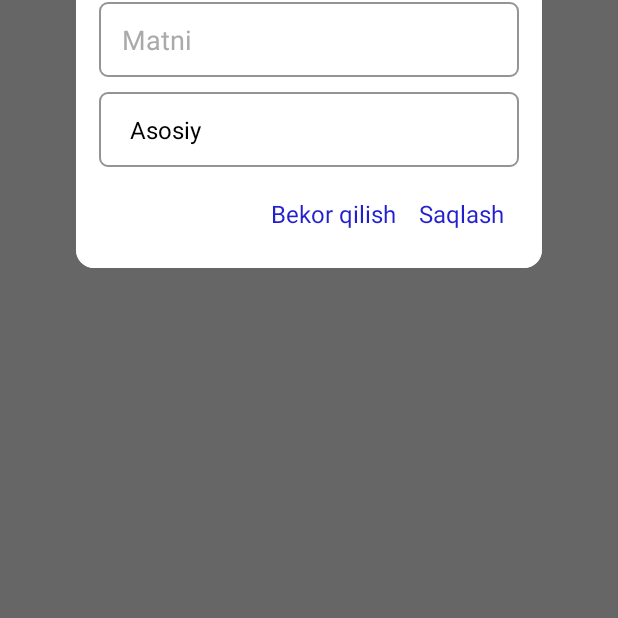
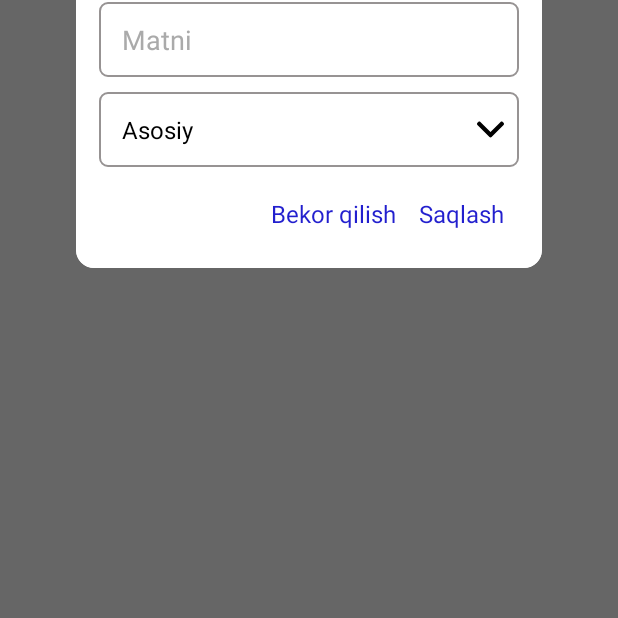
Before and after one commit to JahonovAsilbek/DatabaseSQL, an Android app: the screen it shows after launch (MainActivity), after a tap on an icon or button, on a phone screen of 412 x 824 dp, the part 567-1185 px from its top. Run offline under Robolectric (Android 15) with nearby library versions, the phone set to English and light mode, and no system bars; our stand-ins replace Room's generated code.

Commit message:
Hello World!

```diff
--- a/app/src/main/java/uz/revolution/databasebootcampnews/SplashActivity.kt
+++ b/app/src/main/java/uz/revolution/databasebootcampnews/SplashActivity.kt
@@ -7,6 +7,7 @@ import android.view.WindowManager
 import androidx.appcompat.app.AppCompatActivity
 
 
+@Suppress("DEPRECATION")
 class SplashActivity : AppCompatActivity() {
     override fun onCreate(savedInstanceState: Bundle?) {
         super.onCreate(savedInstanceState)
@@ -24,6 +25,6 @@ class SplashActivity : AppCompatActivity() {
             val intent = Intent(this, MainActivity::class.java)
             startActivity(intent)
             finish()
-        }, 3000) // 3000 is the delayed time in milliseconds.
+        }, 2000) // 3000 is the delayed time in milliseconds.
     }
 }
--- /dev/null
+++ b/app/src/main/res/drawable/ic_down_arrow.xml
@@ -0,0 +1,4 @@
+<vector android:height="18dp" android:viewportHeight="491.996"
+    android:viewportWidth="491.996" android:width="18dp" xmlns:android="http://schemas.android.com/apk/res/android">
+    <path android:fillColor="#FF000000" android:pathData="M484.132,124.986l-16.116,-16.228c-5.072,-5.068 -11.82,-7.86 -19.032,-7.86c-7.208,0 -13.964,2.792 -19.036,7.86l-183.84,183.848L62.056,108.554c-5.064,-5.068 -11.82,-7.856 -19.028,-7.856s-13.968,2.788 -19.036,7.856l-16.12,16.128c-10.496,10.488 -10.496,27.572 0,38.06l219.136,219.924c5.064,5.064 11.812,8.632 19.084,8.632h0.084c7.212,0 13.96,-3.572 19.024,-8.632l218.932,-219.328c5.072,-5.064 7.856,-12.016 7.864,-19.224C491.996,136.902 489.204,130.046 484.132,124.986z"/>
+</vector>
--- a/app/src/main/res/layout/fragment_add_dialog.xml
+++ b/app/src/main/res/layout/fragment_add_dialog.xml
@@ -3,6 +3,7 @@
     xmlns:tools="http://schemas.android.com/tools"
     android:layout_width="280dp"
     android:layout_height="match_parent"
+    xmlns:app="http://schemas.android.com/apk/res-auto"
     android:background="@android:color/white"
     android:orientation="vertical"
     android:padding="15dp"
@@ -37,14 +38,29 @@
         android:hint="Matni"
         android:paddingStart="15dp" />
 
-    <androidx.appcompat.widget.AppCompatSpinner
+    <androidx.constraintlayout.widget.ConstraintLayout
+        android:layout_width="match_parent"
+        android:layout_marginTop="10dp"
         android:background="@drawable/edittext_bg"
-        android:id="@+id/add_bootcamp_spinner"
-        android:paddingStart="15dp"
-        android:paddingEnd="15dp"
-        android:layout_marginTop="10dp"
-        android:layout_width="match_parent"
-        android:layout_height="50dp" />
+        android:layout_height="50dp">
+
+        <androidx.appcompat.widget.AppCompatSpinner
+            android:id="@+id/add_bootcamp_spinner"
+            android:dropDownWidth="wrap_content"
+            android:layout_width="match_parent"
+            android:paddingStart="10dp"
+            android:layout_height="match_parent" />
+
+        <androidx.appcompat.widget.AppCompatImageView
+            android:layout_width="wrap_content"
+            app:layout_constraintRight_toRightOf="@id/add_bootcamp_spinner"
+            app:layout_constraintTop_toTopOf="@id/add_bootcamp_spinner"
+            app:layout_constraintBottom_toBottomOf="@id/add_bootcamp_spinner"
+            android:src="@drawable/ic_down_arrow"
+            android:layout_margin="10dp"
+            android:layout_height="wrap_content" />
+
+    </androidx.constraintlayout.widget.ConstraintLayout>
 
     <LinearLayout
         android:layout_marginTop="10dp"
```
Also changed, not shown: app/src/main/res/drawable/spinner_back.xml (added, +37 -0 lines), app/src/main/res/layout/fragment_edit_dialog.xml (+23 -7 lines).
